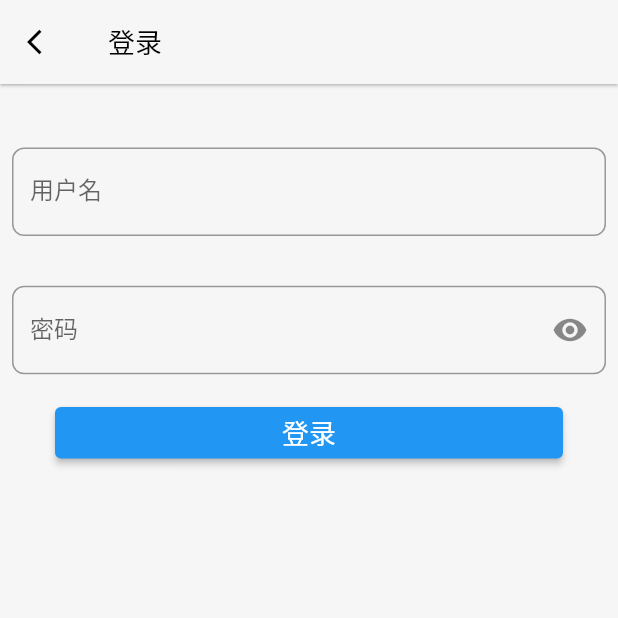
After one commit to LryIII/memory_practice, a Flutter app: the LoginPage screen opened directly, on a phone screen of 412 x 824 dp, the top half of it. The commit adds this screen. Run offline on Flutter 3.47's test engine with Material 2 defaults, Android fonts, the phone set to English and light mode, and no system bars; our stand-ins replace dio, fl_chart, flutter_smart_dialog, percent_indicator, stop_watch_timer; missing offline and left inert: flame_audio.

Commit message:
add:添加了登录界面UI

```diff
--- a/lib/components/global.dart
+++ b/lib/components/global.dart
@@ -2,6 +2,8 @@ import 'dart:ui';
 
 class GlobalUnit {
   late String userName;
+  final double screenWidth=window.physicalSize.width/window.devicePixelRatio;
+  final double screenHeight=window.physicalSize.height/window.devicePixelRatio;
   final double unitWidth=window.physicalSize.width/window.devicePixelRatio/392.72727;
   final double unitHeight=window.physicalSize.height/window.devicePixelRatio/872.72727;
   GlobalUnit({this.userName='unNamed'});
--- a/lib/pages/home/home_content.dart
+++ b/lib/pages/home/home_content.dart
@@ -34,6 +34,7 @@ class HomeContent extends StatelessWidget {
                     ),
                 ),
                 onTap: (){
+                  Navigator.of(context).pushNamed('/login');
                 },
               ),
             ),
--- /dev/null
+++ b/lib/pages/login/login_main.dart
@@ -0,0 +1,178 @@
+import 'dart:async';
+
+import 'package:flutter/material.dart';
+import 'package:flutter/services.dart';
+
+import '../../components/global.dart';
+
+class LoginPage extends StatefulWidget {
+  const LoginPage({Key? key}) : super(key: key);
+
+  @override
+  _LoginPageState createState() => _LoginPageState();
+}
+
+class _LoginPageState extends State<LoginPage> {
+  final unitH=GlobalUnit().unitHeight;
+  final unitW=GlobalUnit().unitWidth;
+
+  final StreamController<String?> _userNameStreamController=StreamController<String?>();
+  final StreamController<String?> _passWordStreamController=StreamController<String?>();
+  final FocusNode _userNameFocus=FocusNode();
+  final FocusNode _passWordFocus=FocusNode();
+  final TextEditingController _userNameEditingController=TextEditingController();
+  final TextEditingController _passWordEditingController=TextEditingController();
+
+  late bool isNotShowPassWord;
+
+  @override
+  void initState() {
+    isNotShowPassWord=true;
+    super.initState();
+  }
+  @override
+  Widget build(BuildContext context) {
+    return GestureDetector(
+      onTap: (){
+        loseFocus();
+      },
+      child: Scaffold(
+        appBar: AppBar(
+          leading: IconButton(
+            icon: const Icon(
+              Icons.arrow_back_ios,
+              color: Colors.black,
+              size: 20.0,
+            ),
+            onPressed: () {
+              Navigator.pop(context);
+            },
+          ),
+          elevation: 0.8,
+          backgroundColor: const Color.fromARGB(0xff, 246, 246, 246),
+          title: const Text(
+            "登录",
+            textAlign: TextAlign.left,
+            style: TextStyle(
+              color: Colors.black,
+              fontSize: 18.0,
+            ),
+          ),
+        ),
+        body: Container(
+          width: double.infinity,
+          height:double.infinity,
+          decoration: const BoxDecoration(
+            color: Color.fromARGB(0xff, 246, 246, 246),
+          ),
+          child: SingleChildScrollView(
+            child: Column(
+              mainAxisAlignment: MainAxisAlignment.center,
+              children: [
+                SizedBox(height: 50*unitH,),
+                userNameTextField(),
+                SizedBox(height: 25*unitH,),
+                passWordTextField(),
+                SizedBox(height: 20*unitH,),
+                loginButton(),
+              ],
+            ),
+          ),
+        ),
+      ),
+    );
+  }
+
+  StreamBuilder<String?> userNameTextField() {
+    return StreamBuilder<String?>(
+      stream: _userNameStreamController.stream,
+      builder: (BuildContext context,AsyncSnapshot snapshot){
+        return Padding(
+          padding: const EdgeInsets.all(8),
+          child: TextField(
+            focusNode: _userNameFocus,
+            controller: _userNameEditingController,
+            decoration: InputDecoration(
+              errorText: snapshot.data,
+              labelText: "用户名",
+              border: OutlineInputBorder(
+                borderRadius: BorderRadius.circular(8.0),
+              )
+            ),
+          ),
+        );
+      },
+    );
+  }
+
+  StreamBuilder<String?> passWordTextField() {
+    return StreamBuilder<String?>(
+      stream: _passWordStreamController.stream,
+      builder: (BuildContext context,AsyncSnapshot snapshot){
+        return Padding(
+          padding: const EdgeInsets.all(8),
+          child: TextField(
+            focusNode: _passWordFocus,
+            controller: _passWordEditingController,
+            obscureText: isNotShowPassWord,
+            decoration: InputDecoration(
+              errorText: snapshot.data,
+              labelText: "密码",
+              border: OutlineInputBorder(
+                borderRadius: BorderRadius.circular(8.0),
+              ),
+              suffixIcon: IconButton(
+                icon: Icon(
+                  isNotShowPassWord ? Icons.visibility : Icons.visibility_off,
+                ),
+                onPressed: () {
+                  setState(() {
+                    isNotShowPassWord = !isNotShowPassWord;
+                  });
+                },
+              ),
+            ),
+          ),
+        );
+      },
+    );
+  }
+
+  Widget loginButton() {
+    return SizedBox(
+      height: 50*unitH,
+      width: GlobalUnit().screenWidth,
+      child: Padding(
+        padding: EdgeInsets.only(
+          left: 18.0*unitW,
+          right: 18.0*unitW,
+        ),
+        child: ElevatedButton(
+          child: const Text(
+            "登录",
+          ),
+          onPressed: (){
+
+          },
+          style: ButtonStyle(
+            textStyle: MaterialStateProperty.all(
+              const TextStyle(
+                color: Colors.white,
+                fontSize: 18,
+              )
+            )
+          ),
+        ),
+      ),
+    );
+  }
+
+  void loseFocus() {
+    //输入框失去焦点
+    _userNameFocus.unfocus();
+    _passWordFocus.unfocus();
+    //隐藏键盘
+    SystemChannels.textInput.invokeMethod('TextInput.hide');
+  }
+
+}
--- a/lib/routes.dart
+++ b/lib/routes.dart
@@ -3,6 +3,7 @@ import 'package:memory_practice/pages/game/game_main.dart';
 import 'package:memory_practice/pages/grow/grow_main.dart';
 import 'package:memory_practice/pages/home/entrance.dart';
 import 'package:memory_practice/pages/home/home_content.dart';
+import 'package:memory_practice/pages/login/login_main.dart';
 import 'package:memory_practice/pages/rank/rank_main.dart';
 final routes={
   '/':(_)=>HomeContent(),
@@ -10,6 +11,7 @@ final routes={
   '/game_main':(_,{arguments})=>GameMain(arguments:arguments),
   '/rank':(_)=>const RankContent(),
   '/grow':(_)=>const GrowContent(),
+  '/login':(_)=>const LoginPage(),
 };
 Route? onGenerateRoute(RouteSettings settings){
   final String? name=settings.name;
@@ -17,16 +19,16 @@ Route? onGenerateRoute(RouteSettings settings){
   if(pageContentBuilder != null){
     if(settings.arguments != null){
       final Route route = MaterialPageRoute(
-          builder:(context)=>pageContentBuilder(
-              context,
-              arguments:settings.arguments
-          )
+        builder:(context)=>pageContentBuilder(
+          context,
+          arguments:settings.arguments,
+        ),
       );
       return route;
     }
     else{
       final Route route = MaterialPageRoute(
-          builder: (context)=>pageContentBuilder(context)
+        builder: (context)=>pageContentBuilder(context),
       );
       return route;
     }
```
